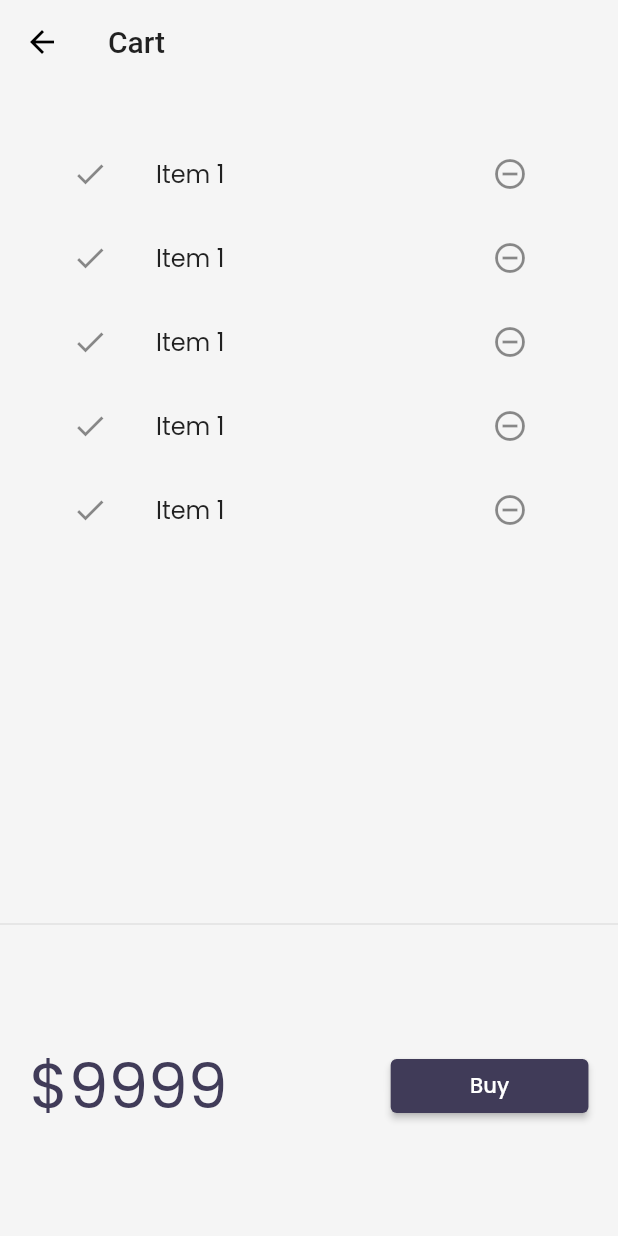
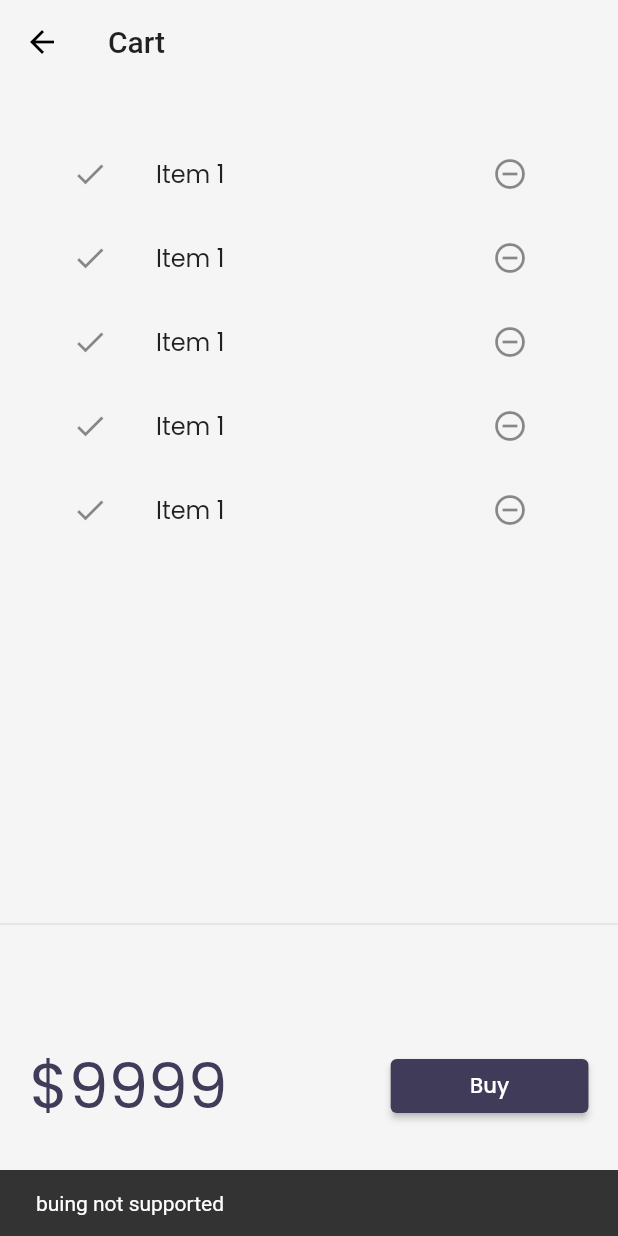
Before and after one commit to shahabEsaqib/30DaysOfFlutterByShahab, a Flutter app: the CartPage screen opened by its route, after a tap on "Buy", on a phone screen of 412 x 824 dp. Run offline on Flutter 3.47's test engine with Material 2 defaults, Android fonts, the phone set to English and light mode, and no system bars; our stand-ins replace google_fonts, velocity_x; network calls fail.

Commit message:
day 23 completed

```diff
--- a/lib/models/catalog.dart
+++ b/lib/models/catalog.dart
@@ -12,10 +12,10 @@ class CatalogeModel {
   //       image:
   //           "https://www.mytrendyphone.eu/images/iPhone-12-Pro-Max-128GB-Graphite-0194252021200-25102020-1-p.jpg")
   // ];
-  static Item getById(int id) =>
+   Item getById(int id) =>
       items.firstWhere((element) => element.id == id, orElse: null);
 
-  static Item getByPosition(int pos) => items[pos];
+  Item getByPosition(int pos) => items[pos];
 }
 
 class Item {
--- a/lib/pages/cart_page.dart
+++ b/lib/pages/cart_page.dart
@@ -33,7 +33,13 @@ class _CardTotal extends StatelessWidget {
           "\$9999".text.xl5.color(context.theme.accentColor).make(),
           30.widthBox,
           ElevatedButton(
-                  onPressed: () {},
+                  onPressed: () {
+                    ScaffoldMessenger.of(context).showSnackBar(
+                      SnackBar(
+                        content: "buing not supported".text.make(),
+                      ),
+                    );
+                  },
                   style: ButtonStyle(
                       backgroundColor:
                           MaterialStateProperty.all(context.theme.buttonColor)),
--- a/lib/widgets/home_widgets/catalog_list.dart
+++ b/lib/widgets/home_widgets/catalog_list.dart
@@ -14,7 +14,7 @@ class CatalogList extends StatelessWidget {
       shrinkWrap: true,
       itemCount: CatalogeModel.items.length,
       itemBuilder: (context, index) {
-        final catalog = CatalogeModel.getByPosition(index);
+        final catalog = CatalogeModel.items[index];
         return InkWell(
           onTap: () => Navigator.push(
             context,
```
Also changed, not shown: lib/models/cart.dart (added, +36 -0 lines).
